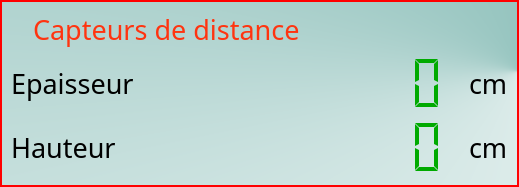
Before: the Qt Designer form napiLCD/distancewidget.ui in levanhong05/NapiEmbedded, drawn with Qt 5.
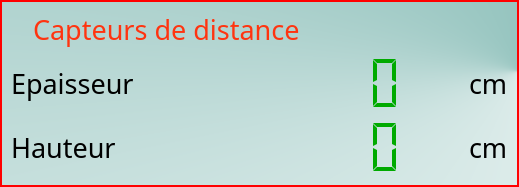
After: the same form once the commit is applied. Icons and pictures are not drawn.

The edit to the form file:
```diff
--- a/napiLCD/distancewidget.ui
+++ b/napiLCD/distancewidget.ui
@@ -193,7 +193,7 @@
         <bool>false</bool>
        </property>
        <property name="digitCount">
-        <number>10</number>
+        <number>7</number>
        </property>
        <property name="segmentStyle">
         <enum>QLCDNumber::Flat</enum>
@@ -354,7 +354,7 @@
         <enum>QFrame::NoFrame</enum>
        </property>
        <property name="digitCount">
-        <number>10</number>
+        <number>7</number>
        </property>
        <property name="segmentStyle">
         <enum>QLCDNumber::Flat</enum>
```
